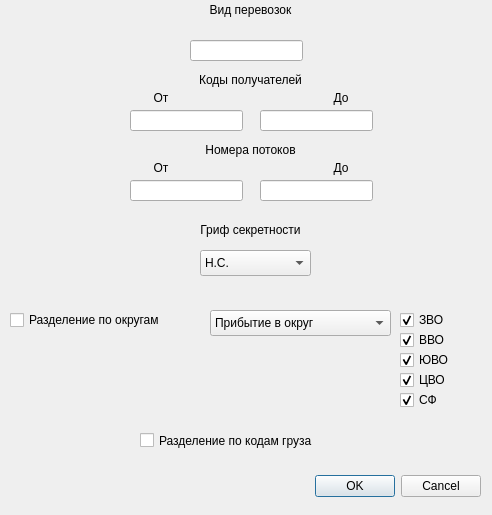
Above: dialogf2.ui from testprojects/myClient before the change. Below: the same form after it.
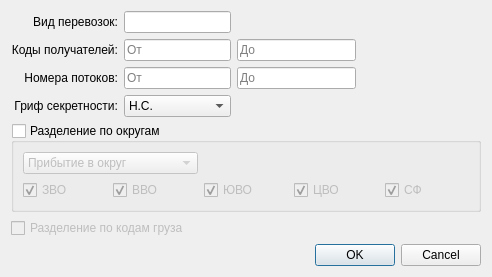
That is the form after the change.

Commit message: Change gui connectToDb, settings and form2 dialogs. Added validation input data. Added file template to resources.

```diff
--- a/dialogf2.ui
+++ b/dialogf2.ui
@@ -7,199 +7,137 @@
     <x>0</x>
     <y>0</y>
     <width>492</width>
-    <height>515</height>
+    <height>260</height>
    </rect>
   </property>
   <property name="windowTitle">
    <string>Dialog</string>
   </property>
-  <widget class="QDialogButtonBox" name="buttonBox">
-   <property name="geometry">
-    <rect>
-     <x>140</x>
-     <y>470</y>
-     <width>341</width>
-     <height>32</height>
-    </rect>
-   </property>
+  <layout class="QGridLayout" name="gridLayout_3">
+   <item row="2" column="0" colspan="2">
+    <widget class="QCheckBox" name="checkBox_KG">
+     <property name="enabled">
+      <bool>false</bool>
+     </property>
+     <property name="text">
+      <string>Разделение по кодам груза</string>
+     </property>
+    </widget>
+   </item>
+   <item row="2" column="2">
+    <spacer name="horizontalSpacer_6">
    <property name="orientation">
     <enum>Qt::Horizontal</enum>
    </property>
-   <property name="standardButtons">
-    <set>QDialogButtonBox::Cancel|QDialogButtonBox::Ok</set>
-   </property>
-  </widget>
-  <widget class="QLineEdit" name="lineEdit_VP_Start">
-   <property name="geometry">
-    <rect>
-     <x>190</x>
-     <y>40</y>
-     <width>113</width>
-     <height>21</height>
-    </rect>
-   </property>
-  </widget>
+     <property name="sizeHint" stdset="0">
+      <size>
+       <width>302</width>
+       <height>20</height>
+      </size>
+     </property>
+    </spacer>
+   </item>
+   <item row="0" column="0" colspan="3">
+    <layout class="QGridLayout" name="gridLayout_2">
+     <item row="0" column="0">
+      <widget class="QLabel" name="label">
+       <property name="text">
+        <string>Вид перевозок:</string>
+       </property>
+       <property name="alignment">
+        <set>Qt::AlignRight|Qt::AlignTrailing|Qt::AlignVCenter</set>
+       </property>
+      </widget>
+     </item>
+     <item row="0" column="1">
+      <widget class="QLineEdit" name="lineEdit_VP_Start"/>
+     </item>
+     <item row="0" column="2" colspan="2">
+      <spacer name="horizontalSpacer_2">
+       <property name="orientation">
+        <enum>Qt::Horizontal</enum>
+       </property>
+       <property name="sizeHint" stdset="0">
+        <size>
+         <width>246</width>
+         <height>20</height>
+        </size>
+       </property>
+      </spacer>
+     </item>
+     <item row="1" column="0">
+      <widget class="QLabel" name="label_5">
+       <property name="text">
+        <string>Коды получателей:</string>
+       </property>
+       <property name="alignment">
+        <set>Qt::AlignRight|Qt::AlignTrailing|Qt::AlignVCenter</set>
+       </property>
+      </widget>
+     </item>
+     <item row="1" column="1">
   <widget class="QLineEdit" name="lineEdit_KP_Start">
-   <property name="geometry">
-    <rect>
-     <x>130</x>
-     <y>110</y>
-     <width>113</width>
-     <height>21</height>
-    </rect>
-   </property>
-  </widget>
+       <property name="placeholderText">
+        <string>От</string>
+       </property>
+      </widget>
+     </item>
+     <item row="1" column="2">
   <widget class="QLineEdit" name="lineEdit_KP_End">
-   <property name="geometry">
-    <rect>
-     <x>260</x>
-     <y>110</y>
-     <width>113</width>
-     <height>21</height>
-    </rect>
-   </property>
-  </widget>
+       <property name="placeholderText">
+        <string>До</string>
+       </property>
+      </widget>
+     </item>
+     <item row="1" column="3">
+      <spacer name="horizontalSpacer">
+       <property name="orientation">
+        <enum>Qt::Horizontal</enum>
+       </property>
+       <property name="sizeHint" stdset="0">
+        <size>
+         <width>115</width>
+         <height>20</height>
+        </size>
+       </property>
+      </spacer>
+     </item>
+     <item row="2" column="0">
+      <widget class="QLabel" name="label_8">
+       <property name="text">
+        <string>Номера потоков:</string>
+       </property>
+       <property name="alignment">
+        <set>Qt::AlignRight|Qt::AlignTrailing|Qt::AlignVCenter</set>
+       </property>
+      </widget>
+     </item>
+     <item row="2" column="1">
   <widget class="QLineEdit" name="lineEdit_NP_Start">
-   <property name="geometry">
-    <rect>
-     <x>130</x>
-     <y>180</y>
-     <width>113</width>
-     <height>21</height>
-    </rect>
-   </property>
-  </widget>
+       <property name="placeholderText">
+        <string>От</string>
+       </property>
+      </widget>
+     </item>
+     <item row="2" column="2">
   <widget class="QLineEdit" name="lineEdit_NP_End">
-   <property name="geometry">
-    <rect>
-     <x>260</x>
-     <y>180</y>
-     <width>113</width>
-     <height>21</height>
-    </rect>
-   </property>
-  </widget>
-  <widget class="QLabel" name="label">
-   <property name="geometry">
-    <rect>
-     <x>130</x>
-     <y>0</y>
-     <width>241</width>
-     <height>20</height>
-    </rect>
-   </property>
-   <property name="text">
-    <string>Вид перевозок</string>
-   </property>
-   <property name="alignment">
-    <set>Qt::AlignCenter</set>
-   </property>
-  </widget>
-  <widget class="QLabel" name="label_4">
-   <property name="geometry">
-    <rect>
-     <x>130</x>
-     <y>90</y>
-     <width>62</width>
-     <height>16</height>
-    </rect>
-   </property>
-   <property name="text">
-    <string>От</string>
-   </property>
-   <property name="alignment">
-    <set>Qt::AlignCenter</set>
-   </property>
-  </widget>
-  <widget class="QLabel" name="label_5">
-   <property name="geometry">
-    <rect>
-     <x>130</x>
-     <y>70</y>
-     <width>241</width>
-     <height>20</height>
-    </rect>
-   </property>
-   <property name="text">
-    <string>Коды получателей</string>
-   </property>
-   <property name="alignment">
-    <set>Qt::AlignCenter</set>
-   </property>
-  </widget>
-  <widget class="QLabel" name="label_6">
-   <property name="geometry">
-    <rect>
-     <x>310</x>
-     <y>90</y>
-     <width>62</width>
-     <height>16</height>
-    </rect>
-   </property>
-   <property name="text">
+       <property name="placeholderText">
     <string>До</string>
    </property>
-   <property name="alignment">
-    <set>Qt::AlignCenter</set>
-   </property>
-  </widget>
-  <widget class="QLabel" name="label_7">
-   <property name="geometry">
-    <rect>
-     <x>130</x>
-     <y>160</y>
-     <width>62</width>
-     <height>16</height>
-    </rect>
-   </property>
+      </widget>
+     </item>
+     <item row="3" column="0">
+      <widget class="QLabel" name="label_10">
    <property name="text">
-    <string>От</string>
+        <string>Гриф секретности:</string>
    </property>
    <property name="alignment">
-    <set>Qt::AlignCenter</set>
-   </property>
-  </widget>
-  <widget class="QLabel" name="label_8">
-   <property name="geometry">
-    <rect>
-     <x>130</x>
-     <y>140</y>
-     <width>241</width>
-     <height>20</height>
-    </rect>
-   </property>
-   <property name="text">
-    <string>Номера потоков</string>
-   </property>
-   <property name="alignment">
-    <set>Qt::AlignCenter</set>
-   </property>
-  </widget>
-  <widget class="QLabel" name="label_9">
-   <property name="geometry">
-    <rect>
-     <x>310</x>
-     <y>160</y>
-     <width>62</width>
-     <height>16</height>
-    </rect>
-   </property>
-   <property name="text">
-    <string>До</string>
-   </property>
-   <property name="alignment">
-    <set>Qt::AlignCenter</set>
-   </property>
-  </widget>
+        <set>Qt::AlignRight|Qt::AlignTrailing|Qt::AlignVCenter</set>
+       </property>
+      </widget>
+     </item>
+     <item row="3" column="1">
   <widget class="QComboBox" name="comboBox">
-   <property name="geometry">
-    <rect>
-     <x>200</x>
-     <y>250</y>
-     <width>111</width>
-     <height>26</height>
-    </rect>
-   </property>
    <item>
     <property name="text">
      <string>Н.С.</string>
@@ -221,57 +159,63 @@
     </property>
    </item>
   </widget>
-  <widget class="QLabel" name="label_10">
-   <property name="geometry">
-    <rect>
-     <x>130</x>
-     <y>220</y>
-     <width>241</width>
+     </item>
+     <item row="3" column="2" colspan="2">
+      <spacer name="horizontalSpacer_3">
+       <property name="orientation">
+        <enum>Qt::Horizontal</enum>
+       </property>
+       <property name="sizeHint" stdset="0">
+        <size>
+         <width>246</width>
      <height>20</height>
-    </rect>
-   </property>
-   <property name="text">
-    <string>Гриф секретности</string>
-   </property>
-   <property name="alignment">
-    <set>Qt::AlignCenter</set>
-   </property>
-  </widget>
-  <widget class="QCheckBox" name="checkBox_OKR">
-   <property name="geometry">
-    <rect>
-     <x>10</x>
-     <y>310</y>
-     <width>181</width>
-     <height>20</height>
-    </rect>
-   </property>
-   <property name="text">
+        </size>
+       </property>
+      </spacer>
+     </item>
+    </layout>
+   </item>
+   <item row="4" column="0" colspan="3">
+    <layout class="QHBoxLayout" name="horizontalLayout">
+     <item>
+      <spacer name="horizontalSpacer_4">
+       <property name="orientation">
+        <enum>Qt::Horizontal</enum>
+       </property>
+       <property name="sizeHint" stdset="0">
+        <size>
+         <width>298</width>
+         <height>20</height>
+        </size>
+       </property>
+      </spacer>
+     </item>
+     <item>
+      <widget class="QDialogButtonBox" name="buttonBox">
+       <property name="orientation">
+        <enum>Qt::Horizontal</enum>
+       </property>
+       <property name="standardButtons">
+        <set>QDialogButtonBox::Cancel|QDialogButtonBox::Ok</set>
+       </property>
+      </widget>
+     </item>
+    </layout>
+   </item>
+   <item row="1" column="0" colspan="3">
+    <widget class="QGroupBox" name="groupBox_OKR">
+     <property name="title">
     <string>Разделение по округам</string>
    </property>
-  </widget>
-  <widget class="QCheckBox" name="checkBox_KG">
-   <property name="geometry">
-    <rect>
-     <x>140</x>
-     <y>430</y>
-     <width>211</width>
-     <height>21</height>
-    </rect>
-   </property>
-   <property name="text">
-    <string>Разделение по кодам груза</string>
-   </property>
-  </widget>
+     <property name="checkable">
+      <bool>true</bool>
+     </property>
+     <property name="checked">
+      <bool>false</bool>
+     </property>
+     <layout class="QGridLayout" name="gridLayout">
+      <item row="0" column="0" colspan="2">
   <widget class="QComboBox" name="comboBox_Action">
-   <property name="geometry">
-    <rect>
-     <x>210</x>
-     <y>310</y>
-     <width>181</width>
-     <height>26</height>
-    </rect>
-   </property>
    <item>
     <property name="text">
      <string>Прибытие в округ</string>
@@ -288,15 +232,9 @@
     </property>
    </item>
   </widget>
+      </item>
+      <item row="1" column="0">
   <widget class="QCheckBox" name="checkBox_ZVO">
-   <property name="geometry">
-    <rect>
-     <x>400</x>
-     <y>310</y>
-     <width>87</width>
-     <height>20</height>
-    </rect>
-   </property>
    <property name="text">
     <string>ЗВО</string>
    </property>
@@ -304,15 +242,9 @@
     <bool>true</bool>
    </property>
   </widget>
+      </item>
+      <item row="1" column="1">
   <widget class="QCheckBox" name="checkBox_VVO">
-   <property name="geometry">
-    <rect>
-     <x>400</x>
-     <y>330</y>
-     <width>87</width>
-     <height>20</height>
-    </rect>
-   </property>
    <property name="text">
     <string>ВВО</string>
    </property>
@@ -320,15 +252,9 @@
     <bool>true</bool>
    </property>
   </widget>
+      </item>
+      <item row="1" column="2">
   <widget class="QCheckBox" name="checkBox_UVO">
-   <property name="geometry">
-    <rect>
-     <x>400</x>
-     <y>350</y>
-     <width>87</width>
-     <height>20</height>
-    </rect>
-   </property>
    <property name="text">
     <string>ЮВО</string>
    </property>
@@ -336,15 +262,9 @@
     <bool>true</bool>
    </property>
   </widget>
+      </item>
+      <item row="1" column="3">
   <widget class="QCheckBox" name="checkBox_CVO">
-   <property name="geometry">
-    <rect>
-     <x>400</x>
-     <y>370</y>
-     <width>87</width>
-     <height>20</height>
-    </rect>
-   </property>
    <property name="text">
     <string>ЦВО</string>
    </property>
@@ -352,15 +272,9 @@
     <bool>true</bool>
    </property>
   </widget>
+      </item>
+      <item row="1" column="4">
   <widget class="QCheckBox" name="checkBox_SF">
-   <property name="geometry">
-    <rect>
-     <x>400</x>
-     <y>390</y>
-     <width>87</width>
-     <height>20</height>
-    </rect>
-   </property>
    <property name="text">
     <string>СФ</string>
    </property>
@@ -368,7 +282,41 @@
     <bool>true</bool>
    </property>
   </widget>
- </widget>
+      </item>
+     </layout>
+    </widget>
+   </item>
+   <item row="3" column="0">
+    <spacer name="verticalSpacer">
+     <property name="orientation">
+      <enum>Qt::Vertical</enum>
+     </property>
+     <property name="sizeHint" stdset="0">
+      <size>
+       <width>20</width>
+       <height>40</height>
+      </size>
+     </property>
+    </spacer>
+   </item>
+  </layout>
+ </widget>
+ <tabstops>
+  <tabstop>lineEdit_VP_Start</tabstop>
+  <tabstop>lineEdit_KP_Start</tabstop>
+  <tabstop>lineEdit_KP_End</tabstop>
+  <tabstop>lineEdit_NP_Start</tabstop>
+  <tabstop>lineEdit_NP_End</tabstop>
+  <tabstop>comboBox</tabstop>
+  <tabstop>groupBox_OKR</tabstop>
+  <tabstop>comboBox_Action</tabstop>
+  <tabstop>checkBox_ZVO</tabstop>
+  <tabstop>checkBox_VVO</tabstop>
+  <tabstop>checkBox_UVO</tabstop>
+  <tabstop>checkBox_CVO</tabstop>
+  <tabstop>checkBox_SF</tabstop>
+  <tabstop>checkBox_KG</tabstop>
+ </tabstops>
  <resources/>
  <connections>
   <connection>
```
Left out of the diff: 2 changed lines with no effect on the pictures. Lines whose indentation alone changed are shown as unchanged. The commit also changes 10 other files.
